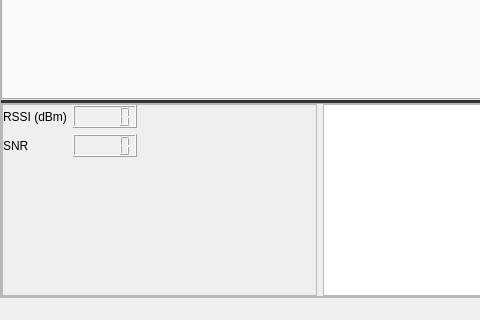
NifleySnifley/RocketTracker, file RocketTracker-Sw/basestation_software/mainwindow.ui: the form before one commit; both pictures show x 0 to 480 and y 376 to 696 of the 942 by 696 pixel window.
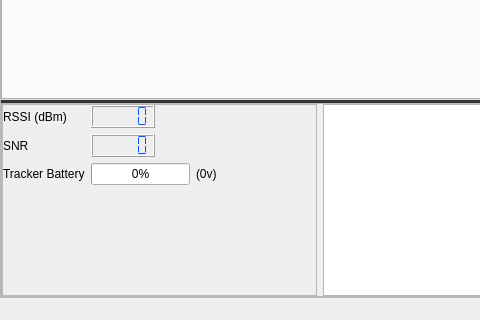
The form after the commit.

What changed in the file:
```diff
--- a/RocketTracker-Sw/basestation_software/mainwindow.ui
+++ b/RocketTracker-Sw/basestation_software/mainwindow.ui
@@ -171,7 +171,9 @@
             <item>
              <widget class="QFrame" name="stats_frame">
               <property name="styleSheet">
-               <string notr="true"/>
+               <string notr="true">QLCDNumber {
+	color: rgb(0, 85, 255);
+}</string>
               </property>
               <property name="frameShape">
                <enum>QFrame::StyledPanel</enum>
@@ -218,6 +220,9 @@
                    <property name="smallDecimalPoint">
                     <bool>false</bool>
                    </property>
+                   <property name="segmentStyle">
+                    <enum>QLCDNumber::Flat</enum>
+                   </property>
                   </widget>
                  </item>
                  <item row="1" column="0">
@@ -243,7 +248,75 @@
                      <number>0</number>
                     </property>
                     <item row="0" column="0">
-                     <widget class="QLCDNumber" name="snr_disp"/>
+                     <widget class="QLCDNumber" name="snr_disp">
+                      <property name="styleSheet">
+                       <string notr="true"/>
+                      </property>
+                      <property name="segmentStyle">
+                       <enum>QLCDNumber::Flat</enum>
+                      </property>
+                     </widget>
+                    </item>
+                   </layout>
+                  </widget>
+                 </item>
+                 <item row="2" column="0">
+                  <widget class="QLabel" name="trackerBatteryLabel">
+                   <property name="text">
+                    <string>Tracker Battery</string>
+                   </property>
+                  </widget>
+                 </item>
+                 <item row="2" column="1">
+                  <widget class="QWidget" name="trackerBatteryWidget" native="true">
+                   <property name="enabled">
+                    <bool>true</bool>
+                   </property>
+                   <layout class="QHBoxLayout" name="horizontalLayout">
+                    <property name="leftMargin">
+                     <number>0</number>
+                    </property>
+                    <property name="topMargin">
+                     <number>0</number>
+                    </property>
+                    <property name="rightMargin">
+                     <number>0</number>
+                    </property>
+                    <property name="bottomMargin">
+                     <number>0</number>
+                    </property>
+                    <item>
+                     <widget class="QProgressBar" name="battery_bar">
+                      <property name="maximumSize">
+                       <size>
+                        <width>200</width>
+                        <height>16777215</height>
+                       </size>
+                      </property>
+                      <property name="value">
+                       <number>0</number>
+                      </property>
+                     </widget>
+                    </item>
+                    <item>
+                     <widget class="QLabel" name="battery_voltage">
+                      <property name="text">
+                       <string>(0v)</string>
+                      </property>
+                     </widget>
+                    </item>
+                    <item>
+                     <spacer name="horizontalSpacer">
+                      <property name="orientation">
+                       <enum>Qt::Horizontal</enum>
+                      </property>
+                      <property name="sizeHint" stdset="0">
+                       <size>
+                        <width>63</width>
+                        <height>20</height>
+                       </size>
+                      </property>
+                     </spacer>
                     </item>
                    </layout>
                   </widget>
```
